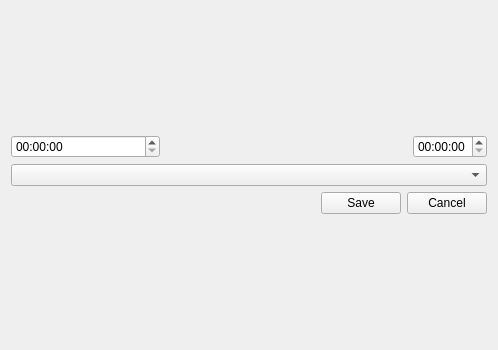
Old version of the form trunk/src/ui/agendaItemEditor.ui in the repository kohsah/bungeni-transcriber.
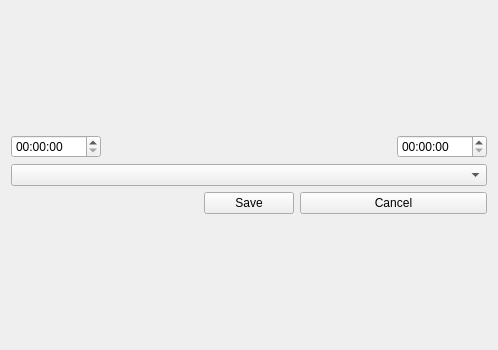
New version of the form.

What changed in the file:
```diff
--- a/trunk/src/ui/agendaItemEditor.ui
+++ b/trunk/src/ui/agendaItemEditor.ui
@@ -55,7 +55,7 @@
        </property>
       </widget>
      </item>
-     <item row="2" column="0">
+     <item row="2" column="0" colspan="2">
       <spacer name="horizontalSpacer">
        <property name="orientation">
         <enum>Qt::Horizontal</enum>
@@ -81,19 +81,6 @@
        </property>
       </spacer>
      </item>
-     <item row="2" column="1">
-      <spacer name="horizontalSpacer_3">
-       <property name="orientation">
-        <enum>Qt::Horizontal</enum>
-       </property>
-       <property name="sizeHint" stdset="0">
-        <size>
-         <width>40</width>
-         <height>20</height>
-        </size>
-       </property>
-      </spacer>
-     </item>
      <item row="1" column="0" colspan="5">
       <widget class="QComboBox" name="comboBox"/>
      </item>
```
Left out of the diff: 6 changed lines with no effect on the pictures.
